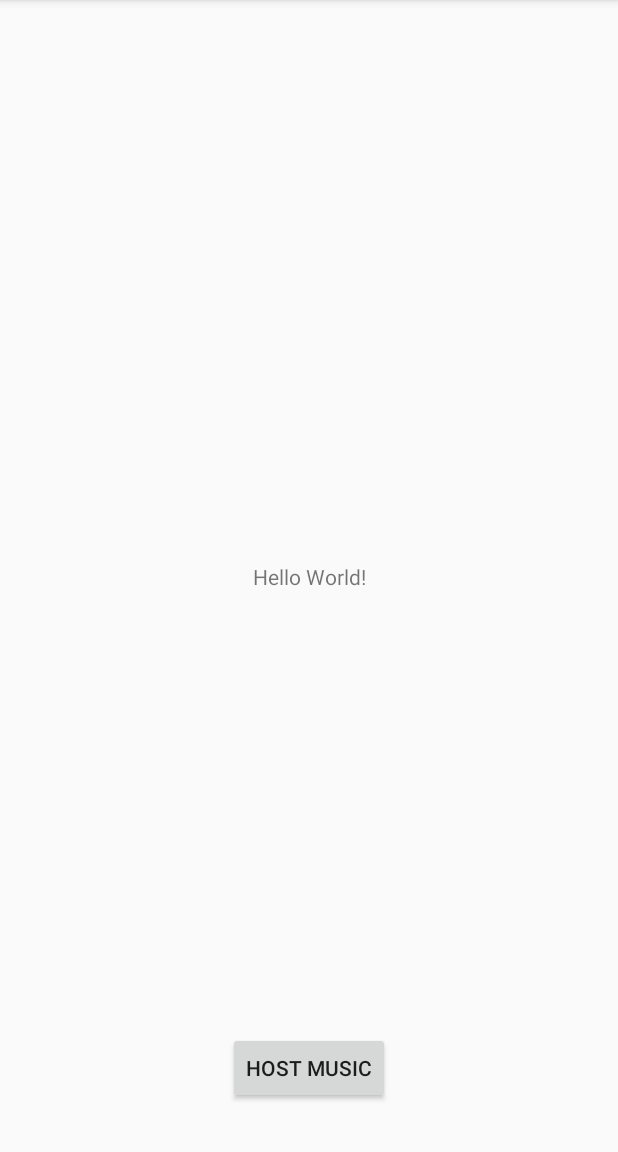
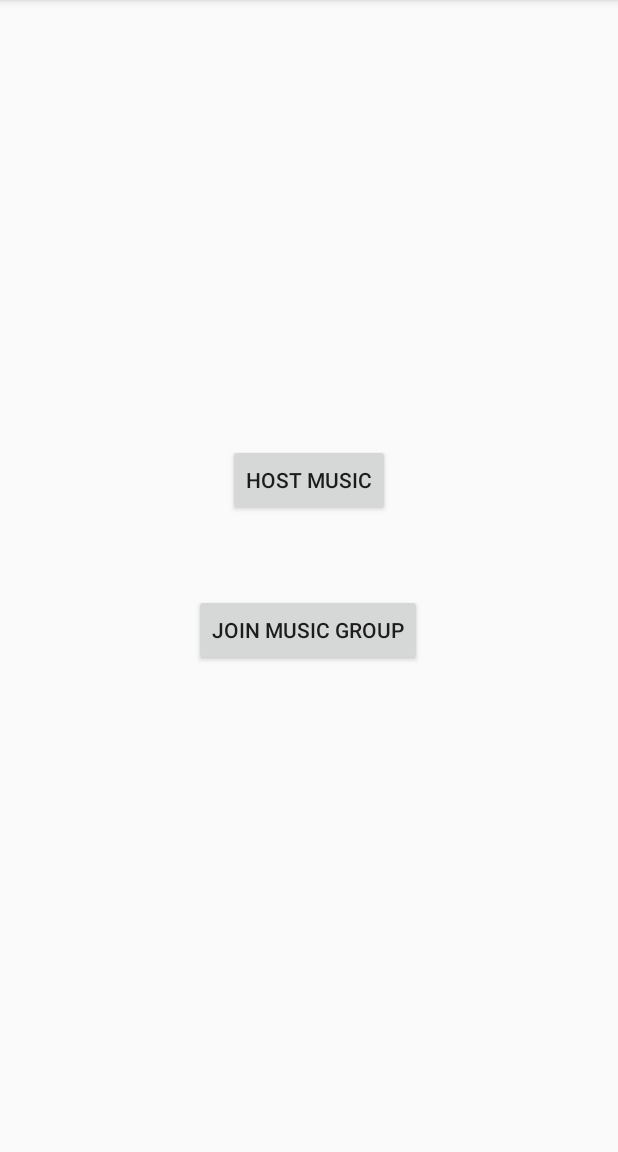
Before and after one commit to jstutz4/SynchronousMusicApp, an Android app: the screen it shows after launch (MainActivity), on a phone screen of 412 x 824 dp, the part 84-1236 px from its top. Run offline under Robolectric (Android 15) with nearby library versions, the phone set to English and light mode, and no system bars.

Commit message:
Added join music group button

```diff
--- a/app/src/main/java/com/example/synchronousmusicapp/MainActivity.java
+++ b/app/src/main/java/com/example/synchronousmusicapp/MainActivity.java
@@ -12,13 +12,6 @@ public class MainActivity extends AppCompatActivity {
         setContentView(R.layout.activity_main);
     }
 
-    public void run() {
-
-        // This is not a comment
-
-        // This is a comments
-    }
-
     public void GetHost(View view) {
     }
 }
--- a/app/src/main/res/layout/activity_main.xml
+++ b/app/src/main/res/layout/activity_main.xml
@@ -6,24 +6,32 @@
     android:layout_height="match_parent"
     tools:context=".MainActivity">
 
-    <TextView
+    <Button
+        android:id="@+id/host"
         android:layout_width="wrap_content"
         android:layout_height="wrap_content"
-        android:text="Hello World!"
-        app:layout_constraintBottom_toBottomOf="parent"
-        app:layout_constraintLeft_toLeftOf="parent"
-        app:layout_constraintRight_toRightOf="parent"
-        app:layout_constraintTop_toTopOf="parent" />
-
-    <Button
-        android:id="@+id/button"
-        android:layout_width="wrap_content"
-        android:layout_height="wrap_content"
-        android:layout_marginBottom="32dp"
+        android:layout_marginTop="32dp"
+        android:layout_marginBottom="424dp"
         android:onClick="GetHost"
         android:text="@string/Host"
         app:layout_constraintBottom_toBottomOf="parent"
         app:layout_constraintEnd_toEndOf="parent"
-        app:layout_constraintStart_toStartOf="parent" />
+        app:layout_constraintStart_toStartOf="parent"
+        app:layout_constraintTop_toTopOf="parent"
+        app:layout_constraintVertical_bias="1.0" />
+
+    <Button
+        android:id="@+id/join"
+        android:layout_width="wrap_content"
+        android:layout_height="wrap_content"
+        android:layout_marginTop="52dp"
+        android:layout_marginBottom="16dp"
+        android:text="@string/JoinMusic"
+        app:layout_constraintBottom_toBottomOf="parent"
+        app:layout_constraintEnd_toEndOf="parent"
+        app:layout_constraintHorizontal_bias="0.498"
+        app:layout_constraintStart_toStartOf="parent"
+        app:layout_constraintTop_toBottomOf="@+id/host"
+        app:layout_constraintVertical_bias="0.0" />
 
 </android.support.constraint.ConstraintLayout>
--- a/app/src/main/res/values/strings.xml
+++ b/app/src/main/res/values/strings.xml
@@ -1,4 +1,5 @@
 <resources>
     <string name="app_name">SynchronousMusicApp</string>
     <string name="Host">Host Music</string>
+    <string name="JoinMusic">Join Music Group</string>
 </resources>
```
